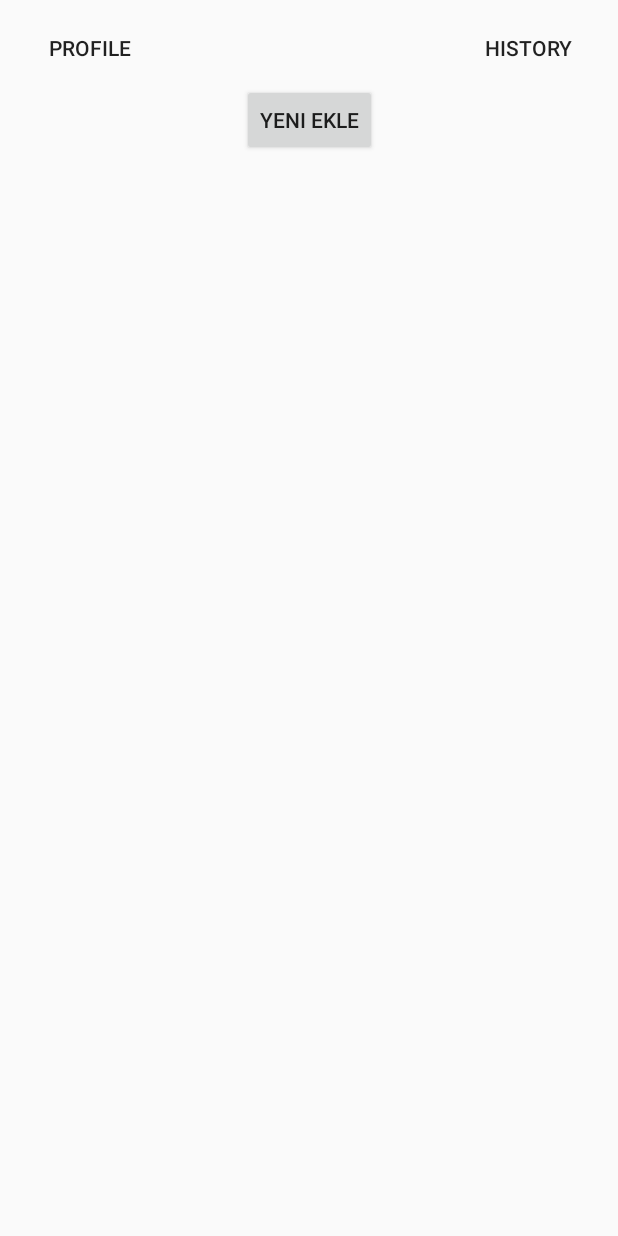
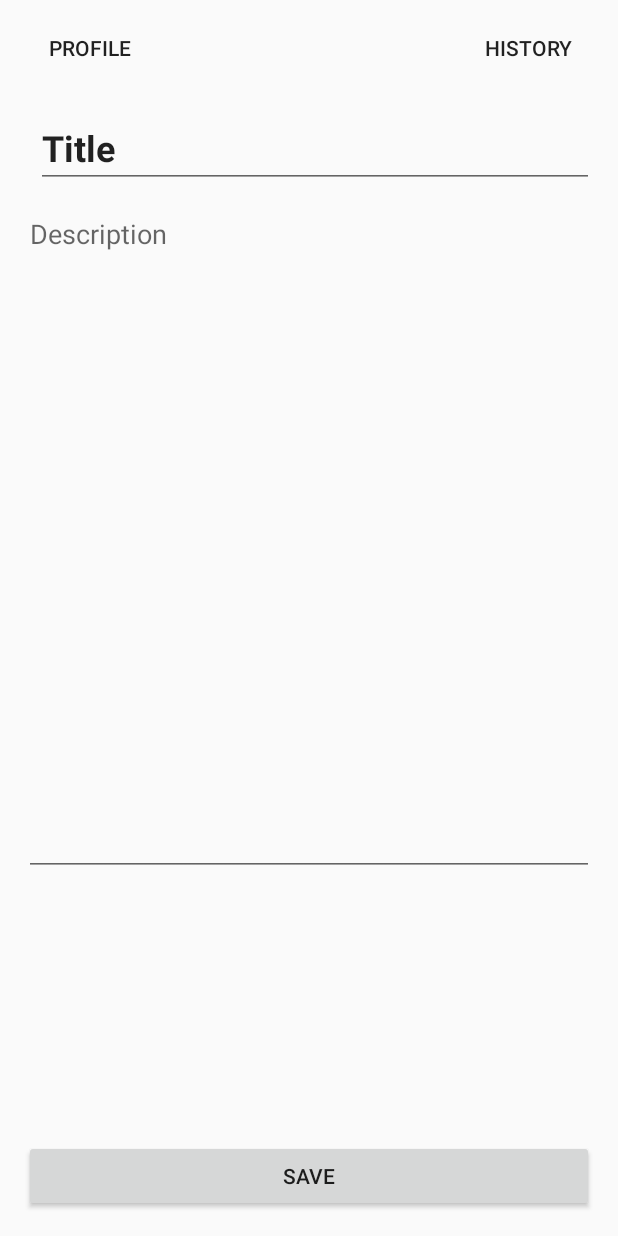
Before and after one commit to berkecankocyigit/CS394-Project, an Android app: the createNewDream screen opened through its navigation route, on a phone screen of 412 x 824 dp. Run offline under Robolectric (Android 15) with nearby library versions, the phone set to English and light mode, and no system bars; our stand-ins replace data binding, navigation-ui.

Commit message:
Dream save state written
Author- Deniz Altaş

```diff
--- a/app/src/main/java/com/example/mvvm_gameex/fragments/createNewDream.kt
+++ b/app/src/main/java/com/example/mvvm_gameex/fragments/createNewDream.kt
@@ -1,35 +1,42 @@
 package com.example.mvvm_gameex.fragments
 
-import androidx.lifecycle.ViewModelProvider
 import android.os.Bundle
 import androidx.fragment.app.Fragment
 import android.view.LayoutInflater
 import android.view.View
 import android.view.ViewGroup
-import androidx.navigation.fragment.findNavController
-import com.example.mvvm_gameex.MainActivity
+import androidx.lifecycle.ViewModelProvider
 import com.example.mvvm_gameex.R
+import com.example.mvvm_gameex.databinding.FragmentCreateNewDreamBinding
 import com.example.mvvm_gameex.viewmodel.MainViewModel
+
 
 class createNewDream : Fragment() {
 
-    companion object {
-        fun newInstance() = createNewDream()
-    }
-
     private lateinit var viewModel: MainViewModel
+    private lateinit var binding: FragmentCreateNewDreamBinding
 
     override fun onCreateView(
         inflater: LayoutInflater, container: ViewGroup?,
         savedInstanceState: Bundle?
     ): View? {
-        return inflater.inflate(R.layout.fragment_create_new_dream, container, false)
+        binding = FragmentCreateNewDreamBinding.inflate(inflater, container, false)
+        return binding.root
+        //return inflater.inflate(R.layout.fragment_create_new_dream, container, false)
     }
 
     override fun onActivityCreated(savedInstanceState: Bundle?) {
         super.onActivityCreated(savedInstanceState)
         viewModel = ViewModelProvider(this).get(MainViewModel::class.java)
-        // TODO: Use the ViewModel
+        //binding.viewModel = viewModel
+        binding.lifecycleOwner = this
+
+        // Your existing button click listener
+        binding.saveButton.setOnClickListener {
+            // Handle button click here
+            viewModel.title.set(binding.titleEditText.text.toString())
+            viewModel.description.set(binding.descriptionEditText.text.toString())
+            viewModel.addToTitleDescriptionList()
+        }
     }
-
 }
--- a/app/src/main/java/com/example/mvvm_gameex/viewmodel/MainViewModel.kt
+++ b/app/src/main/java/com/example/mvvm_gameex/viewmodel/MainViewModel.kt
@@ -1,29 +1,28 @@
 package com.example.mvvm_gameex.viewmodel
 
+import android.util.Log
+import androidx.databinding.ObservableField
 import androidx.lifecycle.LiveData
 import androidx.lifecycle.MutableLiveData
 import androidx.lifecycle.ViewModel
 
 class MainViewModel : ViewModel() {
-    private val _scoreA = MutableLiveData<Int>(0)
-    val scoreA: LiveData<Int>
-        get() = _scoreA
-    private val _scoreB = MutableLiveData<Int>(0)
-    val scoreB: LiveData<Int>
-        get() = _scoreB
+    // ObservableFields for two-way data binding
+    val title = ObservableField<String>("Title")
+    val description = ObservableField<String>()
 
-//    val scoreB:Int
-//        get()= _scoreA
+    // Mutable list to store title and description pairs
+    val titleDescriptionList: MutableList<Pair<String, String>> = mutableListOf()
 
-    fun incrementScore(isTeamA: Boolean){
-        if (isTeamA) {
-            _scoreA.value = _scoreA.value!! + 1
+    // Function to add the current title and description to the list
+    fun addToTitleDescriptionList() {
+        val currentTitle = title.get() ?: ""
+        val currentDescription = description.get() ?: ""
+        titleDescriptionList.add(Pair(currentTitle, currentDescription))
 
-        }
-        else{
-            _scoreB.value = _scoreB.value!! + 1
+        // Optionally, you can clear the fields after adding to the list
+        title.set("")
+        description.set("")
+    }
 
-        }
-
-    }
 }
--- a/app/src/main/res/layout/fragment_create_new_dream.xml
+++ b/app/src/main/res/layout/fragment_create_new_dream.xml
@@ -1,20 +1,66 @@
-<?xml version="1.0" encoding="utf-8"?>
-<androidx.constraintlayout.widget.ConstraintLayout xmlns:android="http://schemas.android.com/apk/res/android"
+<!-- res/layout/fragment_create_new_dream.xml -->
+<layout xmlns:android="http://schemas.android.com/apk/res/android"
     xmlns:app="http://schemas.android.com/apk/res-auto"
-    xmlns:tools="http://schemas.android.com/tools"
+    xmlns:tools="http://schemas.android.com/tools">
+
+
+    <androidx.constraintlayout.widget.ConstraintLayout
         android:id="@+id/frameLayout"
         android:layout_width="match_parent"
         android:layout_height="match_parent"
         android:layout_marginTop="?actionBarSize"
         tools:context=".fragments.createNewDream">
 
-    <Button
-        android:id="@+id/button"
-        android:layout_width="wrap_content"
+        <!-- Editable Title -->
+        <EditText
+            android:id="@+id/titleEditText"
+            android:layout_width="0dp"
             android:layout_height="wrap_content"
-        android:text="Yeni ekle"
+            android:layout_marginStart="24dp"
+            android:layout_marginTop="16dp"
+            android:layout_marginEnd="16dp"
+            android:text="Title"
+            android:textSize="24sp"
+            android:textStyle="bold"
             app:layout_constraintEnd_toEndOf="parent"
-        app:layout_constraintHorizontal_bias="0.5"
             app:layout_constraintStart_toStartOf="parent"
             app:layout_constraintTop_toTopOf="parent" />
+
+        <!-- Description ScrollView with EditText -->
+        <ScrollView
+            android:id="@+id/descriptionScrollView"
+            android:layout_width="0dp"
+            android:layout_height="0dp"
+            android:layout_marginStart="16dp"
+            android:layout_marginTop="8dp"
+            android:layout_marginEnd="16dp"
+            app:layout_constraintBottom_toTopOf="@+id/saveButton"
+            app:layout_constraintEnd_toEndOf="parent"
+            app:layout_constraintStart_toStartOf="parent"
+            app:layout_constraintTop_toBottomOf="@id/titleEditText">
+
+            <EditText
+                android:id="@+id/descriptionEditText"
+                android:layout_width="match_parent"
+                android:layout_height="wrap_content"
+                android:gravity="start"
+                android:hint="Description"
+                android:inputType="textMultiLine"
+                android:lines="20"
+                android:scrollbars="vertical"
+                android:text="" />
+
+        </ScrollView>
+
+        <!-- Save Button -->
+        <Button
+            android:id="@+id/saveButton"
+            android:layout_width="0dp"
+            android:layout_height="wrap_content"
+            android:text="Save"
+            app:layout_constraintStart_toStartOf="parent"
+            app:layout_constraintEnd_toEndOf="parent"
+            app:layout_constraintBottom_toBottomOf="parent"
+            android:layout_margin="16dp" />
     </androidx.constraintlayout.widget.ConstraintLayout>
+</layout>
```
Lines whose indentation alone changed are shown as unchanged.
